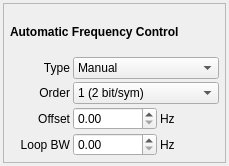
Old version of the form ui/AfcControl.ui in the repository BatchDrake/SigDigger.
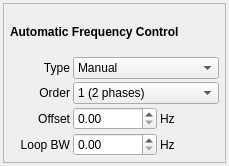
New version of the form.

Commit message: Fix typos in AFC control component

```diff
--- a/ui/AfcControl.ui
+++ b/ui/AfcControl.ui
@@ -132,7 +132,7 @@
        <widget class="QComboBox" name="orderCombo">
         <item>
          <property name="text">
-          <string>1 (2 bit/sym)</string>
+          <string>1 (2 phases)</string>
          </property>
         </item>
         <item>
```
Left out of the diff: 4 changed lines with no effect on the pictures.
